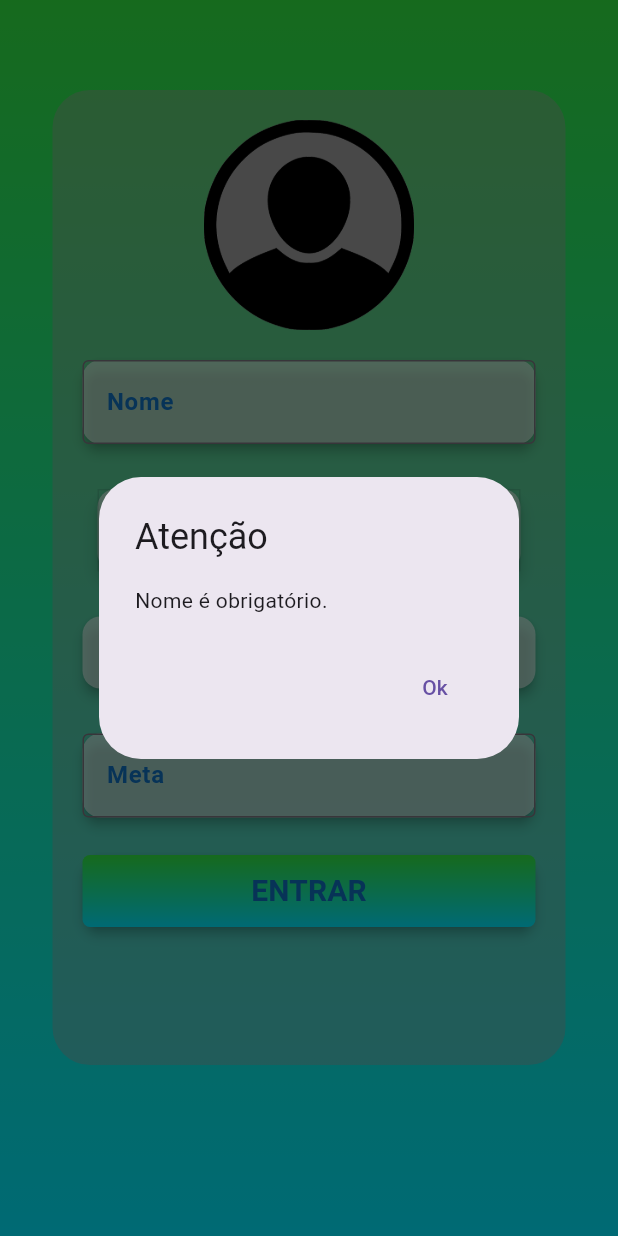
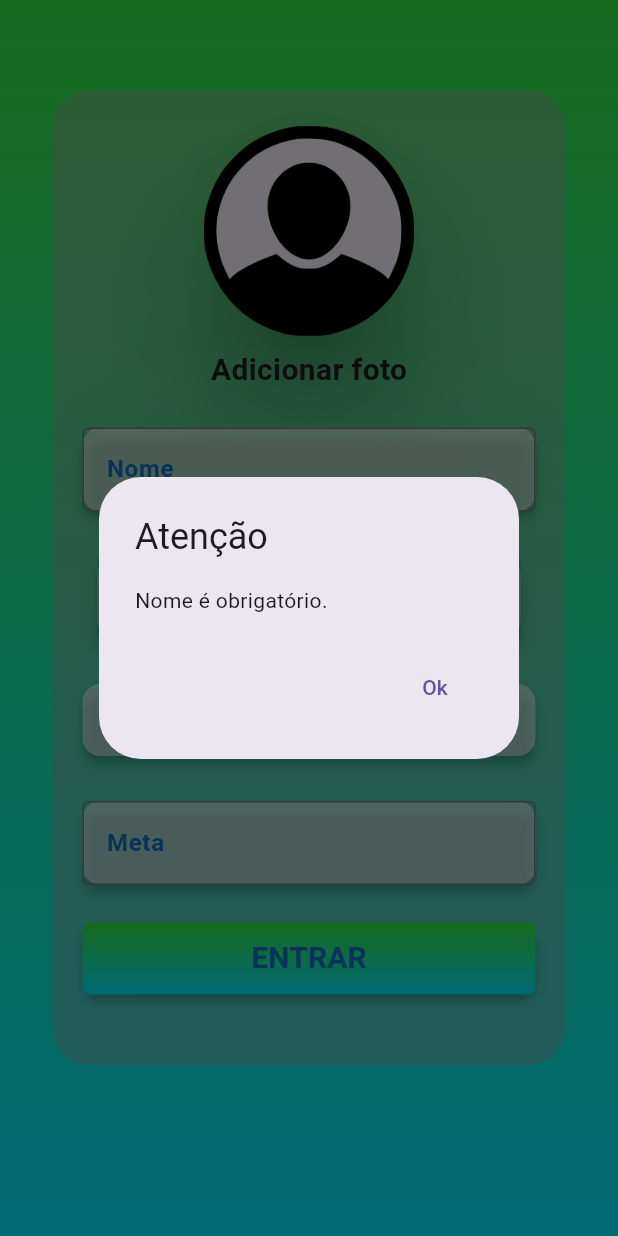
Before and after one commit to absjuniordev/calculadora_imc, a Flutter app: the screen it shows after launch, after a tap on "ENTRAR", on a phone screen of 412 x 824 dp. Run offline on Flutter 3.47's test engine with Material 3 defaults, Android fonts, the phone set to English and light mode, and no system bars; drawn by our look-alikes of flutter_animate; our stand-ins replace gallery_saver, image_picker, page_transition, sqflite; accounts and stored records are empty.

Commit message:
Refatoração da tela de cadastro - componente Text Button

```diff
--- /dev/null
+++ b/lib/components/dados_cadastrais_text_button.dart
@@ -0,0 +1,132 @@
+import 'package:flutter/material.dart';
+import 'package:image_picker/image_picker.dart';
+
+import '../model/usuario_model.dart';
+import '../repository/sqlite/sqlite_repository.dart';
+import '../shared/constants/custom_colors.dart';
+import '../utils/custom_show_dialgo.dart';
+
+class DadosCadastraisTextButton extends StatefulWidget {
+  final TextEditingController nome;
+  final TextEditingController altura;
+  final TextEditingController meta;
+  final String sexo;
+  final XFile? photo;
+
+  const DadosCadastraisTextButton({
+    super.key,
+    required this.nome,
+    required this.altura,
+    required this.meta,
+    required this.sexo,
+    this.photo,
+  });
+
+  @override
+  State<DadosCadastraisTextButton> createState() =>
+      _DadosCadastraisTextButtonState();
+}
+
+class _DadosCadastraisTextButtonState extends State<DadosCadastraisTextButton> {
+  var usuarioIMCRepository = SQLiteRepository();
+  var _usuario = <UsuarioModel>[];
+
+  @override
+  void initState() {
+    super.initState();
+    obterIMC();
+  }
+
+  obterIMC() async {
+    _usuario = await usuarioIMCRepository.obterDadosUsuario();
+
+    setState(() {});
+    debugPrint(_usuario.toString());
+  }
+
+  @override
+  Widget build(BuildContext context) {
+    return Card(
+      margin: const EdgeInsets.symmetric(horizontal: 20),
+      elevation: 3,
+      color: Colors.transparent,
+      child: Container(
+        decoration: BoxDecoration(
+          borderRadius: BorderRadius.circular(5),
+          gradient: LinearGradient(
+            begin: Alignment.topCenter,
+            end: Alignment.bottomCenter,
+            colors: [
+              CustomColors().getGradientMainColor(),
+              CustomColors().getGradientSecondaryColor(),
+            ],
+          ),
+        ),
+        width: 750,
+        child: TextButton(
+          onPressed: () async {
+            if (widget.nome.text.isEmpty) {
+              customShowDialog(
+                content: "Nome é obrigatório.",
+                context: context,
+                title: "Atenção",
+                delete: false,
+              );
+            } else if (widget.nome.text.contains(RegExp(r'[0-9]'))) {
+              customShowDialog(
+                content: "Invalido formato para um nome",
+                context: context,
+                title: "Atenção",
+                delete: false,
+              );
+            } else if (widget.sexo.isEmpty) {
+              customShowDialog(
+                content: "Selecione o sexo..",
+                context: context,
+                title: "Atenção",
+                delete: false,
+              );
+            } else if (widget.altura.text.isEmpty) {
+              customShowDialog(
+                content: "Altura é obrigatória.",
+                context: context,
+                title: "Atenção",
+                delete: false,
+              );
+            } else if (widget.meta.text.isEmpty) {
+              customShowDialog(
+                content: "Meta é obrigatória..",
+                context: context,
+                title: "Atenção",
+                delete: false,
+              );
+            } else {
+              await usuarioIMCRepository.salvarUsuario(
+                UsuarioModel(
+                  0,
+                  widget.nome.text,
+                  double.parse(widget.altura.text),
+                  widget.sexo,
+                  widget.meta.text,
+                  widget.photo == null ? "" : widget.photo!.path,
+                ),
+              );
+              Future.delayed(const Duration(seconds: 2), () {
+                const CircularProgressIndicator();
+                Navigator.of(context).pushReplacementNamed('/home_screen');
+              });
+            }
+          },
+          child: const Text(
+            "ENTRAR",
+            style: TextStyle(
+              color: Color.fromARGB(255, 16, 112, 190),
+              fontSize: 20,
+              fontWeight: FontWeight.w700,
+            ),
+          ),
+        ),
+      ),
+    );
+  }
+}
--- a/lib/pages/dados_cadastrai.dart
+++ b/lib/pages/dados_cadastrai.dart
@@ -2,12 +2,10 @@ import 'dart:io';
 import 'package:path_provider/path_provider.dart' as path_provider;
 import 'package:path/path.dart';
 import 'package:gallery_saver/gallery_saver.dart';
-import 'package:calculadora_imc/utils/custom_show_dialgo.dart';
 import 'package:flutter/material.dart';
 import 'package:image_picker/image_picker.dart';
-import '../model/usuario_model.dart';
-import '../repository/sqlite/sqlite_database.dart';
-import '../repository/sqlite/sqlite_repository.dart';
+
+import '../components/dados_cadastrais_text_button.dart';
 import '../shared/constants/custom_colors.dart';
 
 class DadosCadastrais extends StatefulWidget {
@@ -18,32 +16,14 @@ class DadosCadastrais extends StatefulWidget {
 }
 
 class _DadosCadastraisState extends State<DadosCadastrais> {
-  SQLiteDatabase sql = SQLiteDatabase();
-  var usuarioIMCRepository = SQLiteRepository();
-  var _usuario = <UsuarioModel>[];
   var alturaController = TextEditingController();
   var nomeController = TextEditingController();
   var metaController = TextEditingController();
-
+  String sexoEscolhido = "";
   double _alturaEscolhida = 120;
   final List<bool> _sexo = <bool>[false, false];
-  String _sexoEscolhido = "";
 
   XFile? photo;
-  XFile? image;
-
-  @override
-  void initState() {
-    super.initState();
-    obterIMC();
-  }
-
-  obterIMC() async {
-    _usuario = await usuarioIMCRepository.obterDadosUsuario();
-
-    setState(() {});
-    debugPrint(_usuario.toString());
-  }
 
   @override
   Widget build(BuildContext context) {
@@ -91,11 +71,15 @@ class _DadosCadastraisState extends State<DadosCadastrais> {
                       }
                       setState(() {});
                     },
+                    child: Column(
+                      children: [
+                        Card(
+                          elevation: 25,
+                          shape: const CircleBorder(),
                           child: Container(
                             height: 140,
                             decoration: const BoxDecoration(
                               shape: BoxShape.circle,
-                        color: Colors.grey,
                             ),
                             child: photo == null
                                 ? Image.asset(
@@ -111,6 +95,18 @@ class _DadosCadastraisState extends State<DadosCadastrais> {
                                       scale: 6,
                                     ),
                                   ),
+                          ),
+                        ),
+                        const Card(
+                          color: Colors.transparent,
+                          elevation: 50,
+                          child: Text(
+                            "Adicionar foto",
+                            style: TextStyle(
+                                fontSize: 20, fontWeight: FontWeight.bold),
+                          ),
+                        )
+                      ],
                     ),
                   ),
                   const SizedBox(height: 20),
@@ -145,10 +141,10 @@ class _DadosCadastraisState extends State<DadosCadastrais> {
                         });
                         switch (_sexo) {
                           case [true, false]:
-                            _sexoEscolhido = 'Masculino';
+                            sexoEscolhido = 'Masculino';
                             break;
                           case [false, true]:
-                            _sexoEscolhido = 'Feminino';
+                            sexoEscolhido = 'Feminino';
                             break;
                         }
                       },
@@ -229,89 +225,12 @@ class _DadosCadastraisState extends State<DadosCadastrais> {
                     ),
                   ),
                   const SizedBox(height: 25),
-                  Card(
-                    margin: const EdgeInsets.symmetric(horizontal: 20),
-                    elevation: 3,
-                    color: Colors.transparent,
-                    child: Container(
-                      decoration: BoxDecoration(
-                        borderRadius: BorderRadius.circular(5),
-                        gradient: LinearGradient(
-                          begin: Alignment.topCenter,
-                          end: Alignment.bottomCenter,
-                          colors: [
-                            CustomColors().getGradientMainColor(),
-                            CustomColors().getGradientSecondaryColor(),
-                          ],
-                        ),
-                      ),
-                      width: 750,
-                      child: TextButton(
-                        onPressed: () async {
-                          if (nomeController.text.isEmpty) {
-                            customShowDialog(
-                              content: "Nome é obrigatório.",
-                              context: context,
-                              title: "Atenção",
-                              delete: false,
-                            );
-                          } else if (nomeController.text
-                              .contains(RegExp(r'[0-9]'))) {
-                            customShowDialog(
-                              content: "Invalido formato para um nome",
-                              context: context,
-                              title: "Atenção",
-                              delete: false,
-                            );
-                          } else if (_sexoEscolhido.isEmpty) {
-                            customShowDialog(
-                              content: "Selecione o sexo..",
-                              context: context,
-                              title: "Atenção",
-                              delete: false,
-                            );
-                          } else if (alturaController.text.isEmpty) {
-                            customShowDialog(
-                              content: "Altura é obrigatória.",
-                              context: context,
-                              title: "Atenção",
-                              delete: false,
-                            );
-                          } else if (metaController.text.isEmpty) {
-                            customShowDialog(
-                              content: "Meta é obrigatória..",
-                              context: context,
-                              title: "Atenção",
-                              delete: false,
-                            );
-                          } else {
-                            await usuarioIMCRepository.salvarUsuario(
-                              UsuarioModel(
-                                0,
-                                nomeController.text,
-                                double.parse(alturaController.text),
-                                _sexoEscolhido,
-                                metaController.text,
-                                photo == null ? "" : photo!.path,
-                              ),
-                            );
-                            Future.delayed(const Duration(seconds: 2), () {
-                              const CircularProgressIndicator();
-                              Navigator.of(context)
-                                  .pushReplacementNamed('/home_screen');
-                            });
-                          }
-                        },
-                        child: const Text(
-                          "ENTRAR",
-                          style: TextStyle(
-                            color: Color.fromARGB(255, 16, 112, 190),
-                            fontSize: 20,
-                            fontWeight: FontWeight.w700,
-                          ),
-                        ),
-                      ),
-                    ),
+                  DadosCadastraisTextButton(
+                    altura: alturaController,
+                    meta: metaController,
+                    nome: nomeController,
+                    photo: photo,
+                    sexo: sexoEscolhido,
                   ),
                 ],
               ),
```
Lines whose indentation alone changed are shown as unchanged.
